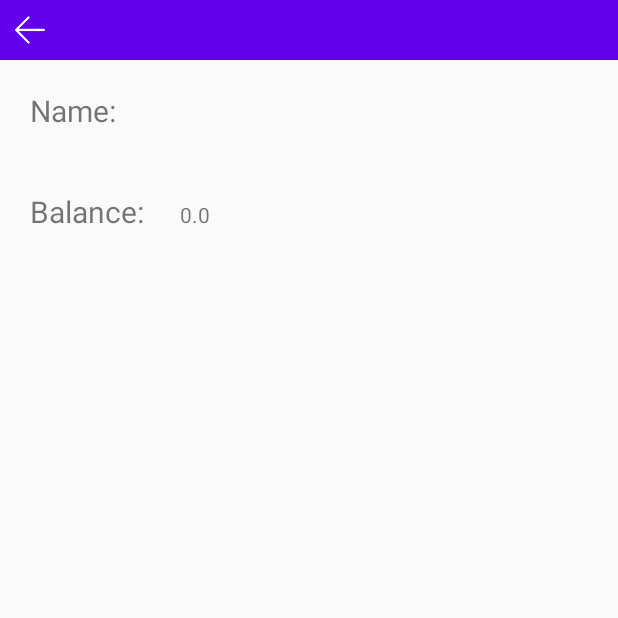
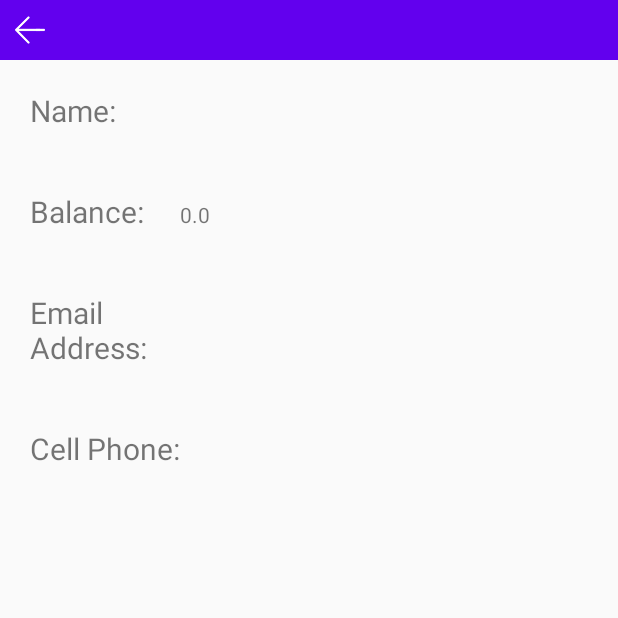
Before and after one commit to louisewang1/cryptomoneyAPP, an Android app: the MainActivity screen opened directly, with no data from a screen before it, after a tap on "ACCOUNT INFO", on a phone screen of 412 x 824 dp, the top half of it. Run offline under Robolectric (Android 15) with nearby library versions, the phone set to English and light mode, and no system bars.

Commit message:
add email & phone

```diff
--- a/QRscanTest/app/src/main/java/com/example/cryptomoney/AccountActivity.java
+++ b/QRscanTest/app/src/main/java/com/example/cryptomoney/AccountActivity.java
@@ -17,6 +17,8 @@ public class AccountActivity extends AppCompatActivity {
     private ImageButton back;
     private TextView username;
     private TextView balance;
+    private TextView email;
+    private TextView cellphone;
 
 
     @Override
@@ -41,12 +43,18 @@ public class AccountActivity extends AppCompatActivity {
         Intent intent = getIntent();
         String username_ = intent.getStringExtra("username");
         Double balance_ = intent.getDoubleExtra("balance",0);
+        String email_ = intent.getStringExtra("email");
+        String cellphone_ = intent.getStringExtra("cellphone");
         Log.d("AccountActivity",username_ + " " + balance_.toString());
 
         username = (TextView) findViewById(R.id.username);
         balance = (TextView) findViewById(R.id.balance);
+        email = (TextView) findViewById(R.id.email);
+        cellphone = (TextView) findViewById(R.id.cellphone);
         username.setText(username_);
         balance.setText(balance_.toString());
+        email.setText(email_);
+        cellphone.setText(cellphone_);
 
 
     }
--- a/QRscanTest/app/src/main/java/com/example/cryptomoney/DBOpenHelper.java
+++ b/QRscanTest/app/src/main/java/com/example/cryptomoney/DBOpenHelper.java
@@ -9,7 +9,7 @@ import java.sql.SQLException;
 public class DBOpenHelper {
     private static String diver = "com.mysql.jdbc.Driver";
     //加入utf-8是为了后面往表中输入中文，表中不会出现乱码的情况
-    private static String url = "jdbc:mysql://192.168.1.5:3306/test";
+    private static String url = "jdbc:mysql://192.168.1.18:3306/test";
     private static String user = "user";//用户名
     private static String password = "user";//密码
     /*
--- a/QRscanTest/app/src/main/java/com/example/cryptomoney/LoginActivity.java
+++ b/QRscanTest/app/src/main/java/com/example/cryptomoney/LoginActivity.java
@@ -55,6 +55,8 @@ public class LoginActivity extends AppCompatActivity {
                             Intent intent = new Intent(LoginActivity.this, MainActivity.class);
                             intent.putExtra("username",(String) result[0]);
                             intent.putExtra("balance",(Double) result[1]);
+                            intent.putExtra("email",(String) result[2]);
+                            intent.putExtra("cellphone",(String) result[3]);
                             startActivity(intent);
                             finish();
                         } else {
@@ -77,7 +79,7 @@ public class LoginActivity extends AppCompatActivity {
         ResultSet rs = null;
 //        StringBuilder builder = new StringBuilder();
 //        builder = null;
-        Object[] result = new Object[2];
+        Object[] result = new Object[4];
         try {
             ps = (PreparedStatement) conn.prepareStatement(sql);
             ps.setString(1,username);
@@ -87,6 +89,8 @@ public class LoginActivity extends AppCompatActivity {
                 while(rs.next()){
                     result[0] = rs.getString("username");
                     result[1] = rs.getDouble("balance");
+                    result[2] = rs.getString("email");
+                    result[3] = rs.getString("cellphone");
                     return result;
                 }
             }
--- a/QRscanTest/app/src/main/java/com/example/cryptomoney/MainActivity.java
+++ b/QRscanTest/app/src/main/java/com/example/cryptomoney/MainActivity.java
@@ -107,10 +107,14 @@ public class MainActivity extends AppCompatActivity {
             @Override
             public void onClick(View view) {
                 String username = intent_from_login.getStringExtra("username");
+                String email = intent_from_login.getStringExtra("email");
+                String cellphone = intent_from_login.getStringExtra("cellphone");
                 Double balance = intent_from_login.getDoubleExtra("balance",0);
                 Intent intent_to_account = new Intent(MainActivity.this,AccountActivity.class);
                 intent_to_account.putExtra("username",username);
                 intent_to_account.putExtra("balance",balance);
+                intent_to_account.putExtra("email",email);
+                intent_to_account.putExtra("cellphone",cellphone);
                 startActivity(intent_to_account);
             }
         });
--- a/QRscanTest/app/src/main/res/layout/activity_account.xml
+++ b/QRscanTest/app/src/main/res/layout/activity_account.xml
@@ -23,6 +23,7 @@
             android:layout_weight="1"
             android:id="@+id/username"
             android:maxLines="1" />
+
     </LinearLayout>
 
     <LinearLayout
@@ -44,4 +45,41 @@
             android:maxLines="1" />
     </LinearLayout>
 
+    <LinearLayout
+        android:layout_width="match_parent"
+        android:layout_height="wrap_content"
+        android:orientation="horizontal"
+        android:layout_margin="20dp">
+
+        <TextView
+            android:layout_width="100dp"
+            android:layout_height="wrap_content"
+            android:text="Email Address: "
+            android:textSize="20sp"/>
+        <TextView
+            android:layout_width="0dp"
+            android:layout_height="wrap_content"
+            android:layout_weight="1"
+            android:id="@+id/email"
+            android:maxLines="1" />
+    </LinearLayout>
+
+    <LinearLayout
+        android:layout_width="match_parent"
+        android:layout_height="wrap_content"
+        android:orientation="horizontal"
+        android:layout_margin="20dp">
+
+        <TextView
+            android:layout_width="100dp"
+            android:layout_height="wrap_content"
+            android:text="Cell Phone: "
+            android:textSize="20sp"/>
+        <TextView
+            android:layout_width="0dp"
+            android:layout_height="wrap_content"
+            android:layout_weight="1"
+            android:id="@+id/cellphone"
+            android:maxLines="1" />
+    </LinearLayout>
 </LinearLayout>
```
